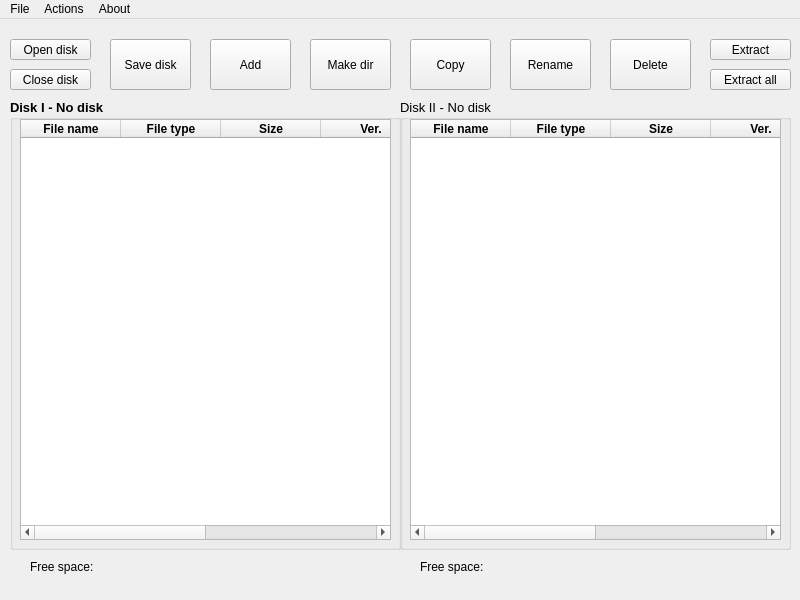
First picture: the form in dialogs/mainwindow.ui, repository Bs0Dd/GRiDISKCOM, before the edit.
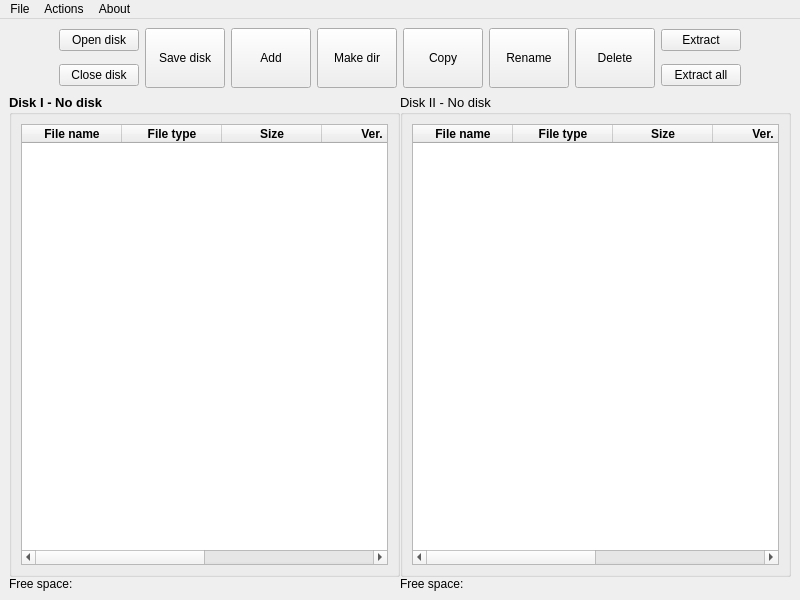
Second picture: the form after the edit. Icons and pictures are not drawn.

Commit message: Interface remaked with layouts

The edit to the form file:
```diff
--- a/dialogs/mainwindow.ui
+++ b/dialogs/mainwindow.ui
@@ -11,24 +11,12 @@
     <height>600</height>
    </rect>
   </property>
-  <property name="sizePolicy">
-   <sizepolicy hsizetype="Fixed" vsizetype="Fixed">
-    <horstretch>0</horstretch>
-    <verstretch>0</verstretch>
-   </sizepolicy>
-  </property>
   <property name="minimumSize">
    <size>
     <width>800</width>
     <height>600</height>
    </size>
   </property>
-  <property name="maximumSize">
-   <size>
-    <width>800</width>
-    <height>600</height>
-   </size>
-  </property>
   <property name="font">
    <font>
     <family>Arial</family>
@@ -45,411 +33,452 @@
     <normaloff>:/icos/gridisk.ico</normaloff>:/icos/gridisk.ico</iconset>
   </property>
   <widget class="QWidget" name="centralwidget">
-   <widget class="QGroupBox" name="groupBox">
-    <property name="geometry">
-     <rect>
-      <x>10</x>
-      <y>80</y>
-      <width>391</width>
-      <height>451</height>
-     </rect>
-    </property>
-    <property name="font">
-     <font>
-      <family>Arial</family>
-      <pointsize>10</pointsize>
-      <weight>75</weight>
-      <bold>true</bold>
-      <underline>false</underline>
-     </font>
-    </property>
-    <property name="title">
-     <string>Disk I - No disk</string>
-    </property>
-    <widget class="QTableWidget" name="tableWidget">
-     <property name="geometry">
-      <rect>
-       <x>10</x>
-       <y>20</y>
-       <width>371</width>
-       <height>421</height>
-      </rect>
-     </property>
-     <property name="font">
-      <font>
-       <family>Arial</family>
-       <pointsize>9</pointsize>
-       <weight>50</weight>
-       <bold>false</bold>
-       <underline>false</underline>
-       <kerning>true</kerning>
-      </font>
-     </property>
-     <property name="acceptDrops">
-      <bool>true</bool>
-     </property>
-     <property name="autoFillBackground">
-      <bool>true</bool>
-     </property>
-     <column>
-      <property name="text">
-       <string>File name</string>
-      </property>
-      <property name="font">
-       <font>
-        <family>Arial</family>
-        <weight>75</weight>
-        <bold>true</bold>
-       </font>
-      </property>
-     </column>
-     <column>
-      <property name="text">
-       <string>File type</string>
-      </property>
-      <property name="font">
-       <font>
-        <family>Arial</family>
-        <weight>75</weight>
-        <bold>true</bold>
-       </font>
-      </property>
-     </column>
-     <column>
-      <property name="text">
-       <string>Size</string>
-      </property>
-      <property name="font">
-       <font>
-        <family>Arial</family>
-        <weight>75</weight>
-        <bold>true</bold>
-       </font>
-      </property>
-     </column>
-     <column>
-      <property name="text">
-       <string>Ver.</string>
-      </property>
-      <property name="font">
-       <font>
-        <family>Arial</family>
-        <weight>75</weight>
-        <bold>true</bold>
-       </font>
-      </property>
-     </column>
-     <column>
-      <property name="text">
-       <string>Created</string>
-      </property>
-      <property name="font">
-       <font>
-        <family>Arial</family>
-        <weight>75</weight>
-        <bold>true</bold>
-       </font>
-      </property>
-     </column>
-     <column>
-      <property name="text">
-       <string>Modificated</string>
-      </property>
-      <property name="font">
-       <font>
-        <family>Arial</family>
-        <weight>75</weight>
-        <bold>true</bold>
-       </font>
-      </property>
-     </column>
-    </widget>
-   </widget>
-   <widget class="QGroupBox" name="groupBox_2">
-    <property name="geometry">
-     <rect>
-      <x>400</x>
-      <y>80</y>
-      <width>391</width>
-      <height>451</height>
-     </rect>
-    </property>
-    <property name="font">
-     <font>
-      <family>Arial</family>
-      <pointsize>10</pointsize>
-      <weight>50</weight>
-      <bold>false</bold>
-     </font>
-    </property>
-    <property name="title">
-     <string>Disk II - No disk</string>
-    </property>
-    <widget class="QTableWidget" name="tableWidget_2">
-     <property name="geometry">
-      <rect>
-       <x>10</x>
-       <y>20</y>
-       <width>371</width>
-       <height>421</height>
-      </rect>
-     </property>
-     <property name="font">
-      <font>
-       <family>Arial</family>
-       <pointsize>9</pointsize>
-       <weight>50</weight>
-       <bold>false</bold>
-      </font>
-     </property>
-     <property name="acceptDrops">
-      <bool>true</bool>
-     </property>
-     <property name="autoFillBackground">
-      <bool>true</bool>
-     </property>
-     <column>
-      <property name="text">
-       <string>File name</string>
-      </property>
-      <property name="font">
-       <font>
-        <family>Arial</family>
-        <weight>75</weight>
-        <bold>true</bold>
-       </font>
-      </property>
-     </column>
-     <column>
-      <property name="text">
-       <string>File type</string>
-      </property>
-      <property name="font">
-       <font>
-        <family>Arial</family>
-        <weight>75</weight>
-        <bold>true</bold>
-       </font>
-      </property>
-     </column>
-     <column>
-      <property name="text">
-       <string>Size</string>
-      </property>
-      <property name="font">
-       <font>
-        <family>Arial</family>
-        <weight>75</weight>
-        <bold>true</bold>
-       </font>
-      </property>
-     </column>
-     <column>
-      <property name="text">
-       <string>Ver.</string>
-      </property>
-      <property name="font">
-       <font>
-        <family>Arial</family>
-        <weight>75</weight>
-        <bold>true</bold>
-       </font>
-      </property>
-     </column>
-     <column>
-      <property name="text">
-       <string>Created</string>
-      </property>
-      <property name="font">
-       <font>
-        <family>Arial</family>
-        <weight>75</weight>
-        <bold>true</bold>
-       </font>
-      </property>
-     </column>
-     <column>
-      <property name="text">
-       <string>Modificated</string>
-      </property>
-      <property name="font">
-       <font>
-        <family>Arial</family>
-        <weight>75</weight>
-        <bold>true</bold>
-       </font>
-      </property>
-     </column>
-    </widget>
-   </widget>
-   <widget class="QPushButton" name="pushButton">
-    <property name="geometry">
-     <rect>
-      <x>10</x>
-      <y>20</y>
-      <width>81</width>
-      <height>21</height>
-     </rect>
-    </property>
-    <property name="text">
-     <string>Open disk</string>
-    </property>
-   </widget>
-   <widget class="QPushButton" name="pushButton_8">
-    <property name="geometry">
-     <rect>
-      <x>710</x>
-      <y>20</y>
-      <width>81</width>
-      <height>21</height>
-     </rect>
-    </property>
-    <property name="text">
-     <string>Extract</string>
-    </property>
-   </widget>
-   <widget class="QPushButton" name="pushButton_4">
-    <property name="geometry">
-     <rect>
-      <x>210</x>
-      <y>20</y>
-      <width>81</width>
-      <height>51</height>
-     </rect>
-    </property>
-    <property name="text">
-     <string>Add</string>
-    </property>
-   </widget>
-   <widget class="QPushButton" name="pushButton_5">
-    <property name="geometry">
-     <rect>
-      <x>410</x>
-      <y>20</y>
-      <width>81</width>
-      <height>51</height>
-     </rect>
-    </property>
-    <property name="text">
-     <string>Copy</string>
-    </property>
-   </widget>
-   <widget class="QPushButton" name="pushButton_3">
-    <property name="geometry">
-     <rect>
-      <x>110</x>
-      <y>20</y>
-      <width>81</width>
-      <height>51</height>
-     </rect>
-    </property>
-    <property name="text">
-     <string>Save disk</string>
-    </property>
-   </widget>
-   <widget class="QPushButton" name="pushButton_7">
-    <property name="geometry">
-     <rect>
-      <x>610</x>
-      <y>20</y>
-      <width>81</width>
-      <height>51</height>
-     </rect>
-    </property>
-    <property name="text">
-     <string>Delete</string>
-    </property>
-   </widget>
-   <widget class="QPushButton" name="pushButton_2">
-    <property name="geometry">
-     <rect>
-      <x>10</x>
-      <y>50</y>
-      <width>81</width>
-      <height>21</height>
-     </rect>
-    </property>
-    <property name="text">
-     <string>Close disk</string>
-    </property>
-   </widget>
-   <widget class="QPushButton" name="pushButton_6">
-    <property name="geometry">
-     <rect>
-      <x>510</x>
-      <y>20</y>
-      <width>81</width>
-      <height>51</height>
-     </rect>
-    </property>
-    <property name="text">
-     <string>Rename</string>
-    </property>
-   </widget>
-   <widget class="QLabel" name="label">
-    <property name="geometry">
-     <rect>
-      <x>30</x>
-      <y>540</y>
-      <width>171</width>
-      <height>16</height>
-     </rect>
-    </property>
-    <property name="font">
-     <font>
-      <family>Arial</family>
-      <pointsize>9</pointsize>
-     </font>
-    </property>
-    <property name="text">
-     <string>Free space:</string>
-    </property>
-   </widget>
-   <widget class="QLabel" name="label_2">
-    <property name="geometry">
-     <rect>
-      <x>420</x>
-      <y>540</y>
-      <width>171</width>
-      <height>16</height>
-     </rect>
-    </property>
-    <property name="font">
-     <font>
-      <family>Arial</family>
-      <pointsize>9</pointsize>
-     </font>
-    </property>
-    <property name="text">
-     <string>Free space:</string>
-    </property>
-   </widget>
-   <widget class="QPushButton" name="pushButton_9">
-    <property name="geometry">
-     <rect>
-      <x>310</x>
-      <y>20</y>
-      <width>81</width>
-      <height>51</height>
-     </rect>
-    </property>
-    <property name="text">
-     <string>Make dir</string>
-    </property>
-   </widget>
-   <widget class="QPushButton" name="pushButton_10">
-    <property name="geometry">
-     <rect>
-      <x>710</x>
-      <y>50</y>
-      <width>81</width>
-      <height>21</height>
-     </rect>
-    </property>
-    <property name="text">
-     <string>Extract all</string>
-    </property>
-   </widget>
+   <layout class="QVBoxLayout" name="verticalLayout_10">
+    <item>
+     <layout class="QVBoxLayout" name="verticalLayout_9">
+      <item>
+       <layout class="QHBoxLayout" name="horizontalLayout">
+        <item>
+         <spacer name="horizontalSpacer_8">
+          <property name="orientation">
+           <enum>Qt::Horizontal</enum>
+          </property>
+          <property name="sizeHint" stdset="0">
+           <size>
+            <width>0</width>
+            <height>0</height>
+           </size>
+          </property>
+         </spacer>
+        </item>
+        <item>
+         <layout class="QVBoxLayout" name="verticalLayout_4">
+          <property name="spacing">
+           <number>0</number>
+          </property>
+          <item>
+           <widget class="QPushButton" name="pushButton">
+            <property name="text">
+             <string>Open disk</string>
+            </property>
+           </widget>
+          </item>
+          <item>
+           <spacer name="verticalSpacer">
+            <property name="orientation">
+             <enum>Qt::Vertical</enum>
+            </property>
+            <property name="sizeType">
+             <enum>QSizePolicy::Fixed</enum>
+            </property>
+            <property name="sizeHint" stdset="0">
+             <size>
+              <width>20</width>
+              <height>12</height>
+             </size>
+            </property>
+           </spacer>
+          </item>
+          <item>
+           <widget class="QPushButton" name="pushButton_2">
+            <property name="text">
+             <string>Close disk</string>
+            </property>
+           </widget>
+          </item>
+         </layout>
+        </item>
+        <item>
+         <widget class="QPushButton" name="pushButton_3">
+          <property name="minimumSize">
+           <size>
+            <width>0</width>
+            <height>60</height>
+           </size>
+          </property>
+          <property name="text">
+           <string>Save disk</string>
+          </property>
+         </widget>
+        </item>
+        <item>
+         <widget class="QPushButton" name="pushButton_4">
+          <property name="minimumSize">
+           <size>
+            <width>0</width>
+            <height>60</height>
+           </size>
+          </property>
+          <property name="text">
+           <string>Add</string>
+          </property>
+         </widget>
+        </item>
+        <item>
+         <widget class="QPushButton" name="pushButton_9">
+          <property name="minimumSize">
+           <size>
+            <width>0</width>
+            <height>60</height>
+           </size>
+          </property>
+          <property name="text">
+           <string>Make dir</string>
+          </property>
+         </widget>
+        </item>
+        <item>
+         <widget class="QPushButton" name="pushButton_5">
+          <property name="minimumSize">
+           <size>
+            <width>0</width>
+            <height>60</height>
+           </size>
+          </property>
+          <property name="text">
+           <string>Copy</string>
+          </property>
+         </widget>
+        </item>
+        <item>
+         <widget class="QPushButton" name="pushButton_6">
+          <property name="minimumSize">
+           <size>
+            <width>0</width>
+            <height>60</height>
+           </size>
+          </property>
+          <property name="text">
+           <string>Rename</string>
+          </property>
+         </widget>
+        </item>
+        <item>
+         <widget class="QPushButton" name="pushButton_7">
+          <property name="minimumSize">
+           <size>
+            <width>0</width>
+            <height>60</height>
+           </size>
+          </property>
+          <property name="text">
+           <string>Delete</string>
+          </property>
+         </widget>
+        </item>
+        <item>
+         <layout class="QVBoxLayout" name="verticalLayout_3">
+          <property name="spacing">
+           <number>0</number>
+          </property>
+          <item>
+           <widget class="QPushButton" name="pushButton_8">
+            <property name="text">
+             <string>Extract</string>
+            </property>
+           </widget>
+          </item>
+          <item>
+           <spacer name="verticalSpacer_2">
+            <property name="orientation">
+             <enum>Qt::Vertical</enum>
+            </property>
+            <property name="sizeType">
+             <enum>QSizePolicy::Fixed</enum>
+            </property>
+            <property name="sizeHint" stdset="0">
+             <size>
+              <width>20</width>
+              <height>12</height>
+             </size>
+            </property>
+           </spacer>
+          </item>
+          <item>
+           <widget class="QPushButton" name="pushButton_10">
+            <property name="text">
+             <string>Extract all</string>
+            </property>
+           </widget>
+          </item>
+         </layout>
+        </item>
+        <item>
+         <spacer name="horizontalSpacer_9">
+          <property name="orientation">
+           <enum>Qt::Horizontal</enum>
+          </property>
+          <property name="sizeHint" stdset="0">
+           <size>
+            <width>0</width>
+            <height>0</height>
+           </size>
+          </property>
+         </spacer>
+        </item>
+       </layout>
+      </item>
+      <item>
+       <layout class="QHBoxLayout" name="horizontalLayout_2">
+        <property name="spacing">
+         <number>0</number>
+        </property>
+        <item>
+         <layout class="QVBoxLayout" name="verticalLayout_7">
+          <item>
+           <widget class="QGroupBox" name="groupBox">
+            <property name="font">
+             <font>
+              <family>Arial</family>
+              <pointsize>10</pointsize>
+              <weight>75</weight>
+              <bold>true</bold>
+              <underline>false</underline>
+             </font>
+            </property>
+            <property name="title">
+             <string>Disk I - No disk</string>
+            </property>
+            <layout class="QVBoxLayout" name="verticalLayout_2">
+             <item>
+              <widget class="QTableWidget" name="tableWidget">
+               <property name="font">
+                <font>
+                 <family>Arial</family>
+                 <pointsize>9</pointsize>
+                 <weight>50</weight>
+                 <bold>false</bold>
+                 <underline>false</underline>
+                 <kerning>true</kerning>
+                </font>
+               </property>
+               <property name="acceptDrops">
+                <bool>true</bool>
+               </property>
+               <property name="autoFillBackground">
+                <bool>true</bool>
+               </property>
+               <column>
+                <property name="text">
+                 <string>File name</string>
+                </property>
+                <property name="font">
+                 <font>
+                  <family>Arial</family>
+                  <weight>75</weight>
+                  <bold>true</bold>
+                 </font>
+                </property>
+               </column>
+               <column>
+                <property name="text">
+                 <string>File type</string>
+                </property>
+                <property name="font">
+                 <font>
+                  <family>Arial</family>
+                  <weight>75</weight>
+                  <bold>true</bold>
+                 </font>
+                </property>
+               </column>
+               <column>
+                <property name="text">
+                 <string>Size</string>
+                </property>
+                <property name="font">
+                 <font>
+                  <family>Arial</family>
+                  <weight>75</weight>
+                  <bold>true</bold>
+                 </font>
+                </property>
+               </column>
+               <column>
+                <property name="text">
+                 <string>Ver.</string>
+                </property>
+                <property name="font">
+                 <font>
+                  <family>Arial</family>
+                  <weight>75</weight>
+                  <bold>true</bold>
+                 </font>
+                </property>
+               </column>
+               <column>
+                <property name="text">
+                 <string>Created</string>
+                </property>
+                <property name="font">
+                 <font>
+                  <family>Arial</family>
+                  <weight>75</weight>
+                  <bold>true</bold>
+                 </font>
+                </property>
+               </column>
+               <column>
+                <property name="text">
+                 <string>Modificated</string>
+                </property>
+                <property name="font">
+                 <font>
+                  <family>Arial</family>
+                  <weight>75</weight>
+                  <bold>true</bold>
+                 </font>
+                </property>
+               </column>
+              </widget>
+             </item>
+            </layout>
+           </widget>
+          </item>
+          <item>
+           <widget class="QLabel" name="label">
+            <property name="font">
+             <font>
+              <family>Arial</family>
+              <pointsize>9</pointsize>
+             </font>
+            </property>
+            <property name="text">
+             <string>Free space:</string>
+            </property>
+           </widget>
+          </item>
+         </layout>
+        </item>
+        <item>
+         <layout class="QVBoxLayout" name="verticalLayout_8">
+          <item>
+           <widget class="QGroupBox" name="groupBox_2">
+            <property name="font">
+             <font>
+              <family>Arial</family>
+              <pointsize>10</pointsize>
+              <weight>50</weight>
+              <bold>false</bold>
+             </font>
+            </property>
+            <property name="title">
+             <string>Disk II - No disk</string>
+            </property>
+            <layout class="QVBoxLayout" name="verticalLayout">
+             <item>
+              <widget class="QTableWidget" name="tableWidget_2">
+               <property name="font">
+                <font>
+                 <family>Arial</family>
+                 <pointsize>9</pointsize>
+                 <weight>50</weight>
+                 <bold>false</bold>
+                </font>
+               </property>
+               <property name="acceptDrops">
+                <bool>true</bool>
+               </property>
+               <property name="autoFillBackground">
+                <bool>true</bool>
+               </property>
+               <column>
+                <property name="text">
+                 <string>File name</string>
+                </property>
+                <property name="font">
+                 <font>
+                  <family>Arial</family>
+                  <weight>75</weight>
+                  <bold>true</bold>
+                 </font>
+                </property>
+               </column>
+               <column>
+                <property name="text">
+                 <string>File type</string>
+                </property>
+                <property name="font">
+                 <font>
+                  <family>Arial</family>
+                  <weight>75</weight>
+                  <bold>true</bold>
+                 </font>
+                </property>
+               </column>
+               <column>
+                <property name="text">
+                 <string>Size</string>
+                </property>
+                <property name="font">
+                 <font>
+                  <family>Arial</family>
+                  <weight>75</weight>
+                  <bold>true</bold>
+                 </font>
+                </property>
+               </column>
+               <column>
+                <property name="text">
+                 <string>Ver.</string>
+                </property>
+                <property name="font">
+                 <font>
+                  <family>Arial</family>
+                  <weight>75</weight>
+                  <bold>true</bold>
+                 </font>
+                </property>
+               </column>
+               <column>
+                <property name="text">
+                 <string>Created</string>
+                </property>
+                <property name="font">
+                 <font>
+                  <family>Arial</family>
+                  <weight>75</weight>
+                  <bold>true</bold>
+                 </font>
+                </property>
+               </column>
+               <column>
+                <property name="text">
+                 <string>Modificated</string>
+                </property>
+                <property name="font">
+                 <font>
+                  <family>Arial</family>
+                  <weight>75</weight>
+                  <bold>true</bold>
+                 </font>
+                </property>
+               </column>
+              </widget>
+             </item>
+            </layout>
+           </widget>
+          </item>
+          <item>
+           <widget class="QLabel" name="label_2">
+            <property name="font">
+             <font>
+              <family>Arial</family>
+              <pointsize>9</pointsize>
+             </font>
+            </property>
+            <property name="text">
+             <string>Free space:</string>
+            </property>
+           </widget>
+          </item>
+         </layout>
+        </item>
+       </layout>
+      </item>
+     </layout>
+    </item>
+   </layout>
   </widget>
   <widget class="QMenuBar" name="menubar">
    <property name="geometry">
```
The commit also changes 1 other file.
